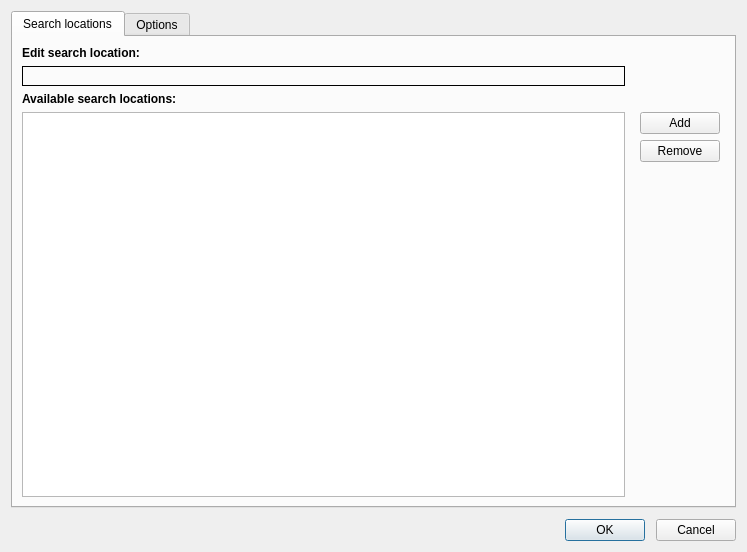
Before: the Qt Designer form SettingsDialog.ui in otengler/CodeBeagle, drawn with Qt 5.
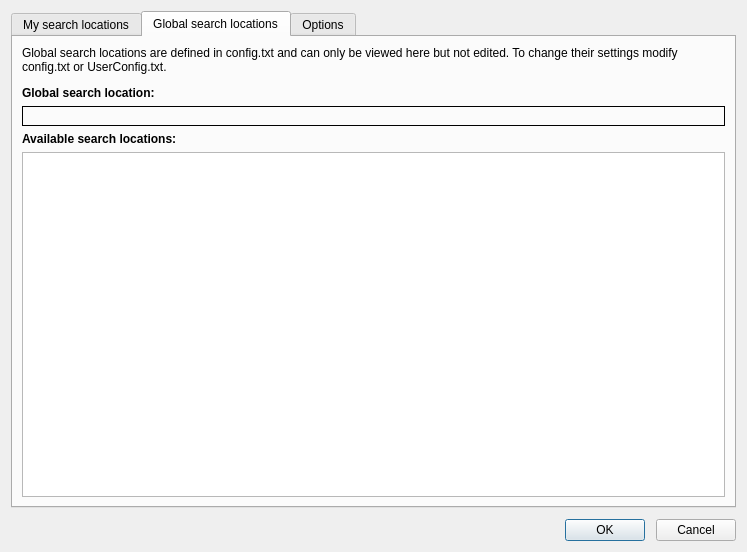
After: the same form once the commit is applied. The open tabs and pages were chosen to show the change. Custom widgets are drawn as their Qt base class.

Commit message: Add duplicate button in settings dialog, Show global search locations

Diff of the .ui file:
```diff
--- a/SettingsDialog.ui
+++ b/SettingsDialog.ui
@@ -24,7 +24,7 @@
      </property>
      <widget class="QWidget" name="tabSearchLocations">
       <attribute name="title">
-       <string>Search locations</string>
+       <string>My search locations</string>
       </attribute>
       <layout class="QGridLayout" name="gridLayout_2">
        <item row="1" column="0">
@@ -110,6 +110,55 @@
        </item>
       </layout>
      </widget>
+     <widget class="QWidget" name="tabGlobalSearchLocations">
+      <attribute name="title">
+       <string>Global search locations</string>
+      </attribute>
+      <layout class="QVBoxLayout" name="verticalLayout_5">
+       <item>
+        <widget class="QLabel" name="labelGlobalLocation">
+         <property name="text">
+          <string>&lt;html&gt;&lt;head/&gt;&lt;body&gt;&lt;p&gt;Global search locations are defined in config.txt and can only be viewed here but not edited. To change their settings modify config.txt or UserConfig.txt.&lt;/p&gt;&lt;p&gt;&lt;span style=&quot; font-weight:600;&quot;&gt;Global search location:&lt;/span&gt;&lt;/p&gt;&lt;/body&gt;&lt;/html&gt;</string>
+         </property>
+         <property name="wordWrap">
+          <bool>true</bool>
+         </property>
+        </widget>
+       </item>
+       <item>
+        <widget class="QFrame" name="frameGlobalSettingsItem">
+         <property name="frameShape">
+          <enum>QFrame::Panel</enum>
+         </property>
+         <property name="frameShadow">
+          <enum>QFrame::Plain</enum>
+         </property>
+         <layout class="QVBoxLayout" name="verticalLayout_4">
+          <item>
+           <widget class="SettingsItem" name="globalSettingsItem" native="true"/>
+          </item>
+         </layout>
+        </widget>
+       </item>
+       <item>
+        <widget class="QLabel" name="labelAvailableGlobalLocations">
+         <property name="text">
+          <string>&lt;html&gt;&lt;head/&gt;&lt;body&gt;&lt;p&gt;&lt;span style=&quot; font-weight:600;&quot;&gt;Available search locations:&lt;/span&gt;&lt;/p&gt;&lt;/body&gt;&lt;/html&gt;</string>
+         </property>
+        </widget>
+       </item>
+       <item>
+        <widget class="QListView" name="listViewGlobalLocations">
+         <property name="horizontalScrollBarPolicy">
+          <enum>Qt::ScrollBarAlwaysOff</enum>
+         </property>
+         <property name="editTriggers">
+          <set>QAbstractItemView::NoEditTriggers</set>
+         </property>
+        </widget>
+       </item>
+      </layout>
+     </widget>
      <widget class="QWidget" name="tabOptions">
       <attribute name="title">
        <string>Options</string>
```
Left out of the diff: 24 changed lines with no effect on the pictures. The commit also changes 6 other files.
